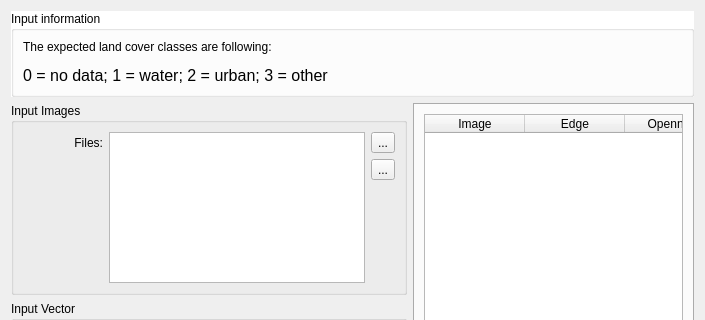
Above: src/terralib_mod_growth_qt/ui/ReclassifyWidgetForm.ui from ericabreu82/urban_analysis before the change; both pictures show x 0 to 705 and y 0 to 320 of the 705 by 565 pixel window. Below: the same form after it.
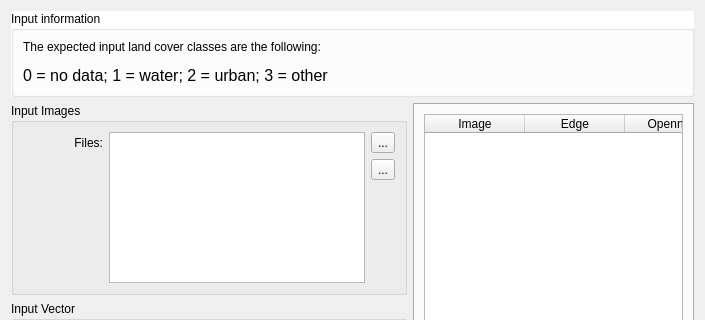
That is the form after the change.

Patch:
```diff
--- a/src/terralib_mod_growth_qt/ui/ReclassifyWidgetForm.ui
+++ b/src/terralib_mod_growth_qt/ui/ReclassifyWidgetForm.ui
@@ -92,7 +92,7 @@
         <item row="0" column="0">
          <widget class="QLabel" name="label">
           <property name="text">
-           <string>&lt;html&gt;&lt;head/&gt;&lt;body&gt;&lt;p&gt;The expected land cover classes are following:&lt;/p&gt;&lt;p&gt;&lt;span style=&quot; font-size:12pt;&quot;&gt;0 = no data; 1 = water; 2 = urban; 3 = other&lt;/span&gt;&lt;/p&gt;&lt;/body&gt;&lt;/html&gt;</string>
+           <string>&lt;html&gt;&lt;head/&gt;&lt;body&gt;&lt;p&gt;The expected input land cover classes are the following:&lt;/p&gt;&lt;p&gt;&lt;span style=&quot; font-size:12pt;&quot;&gt;0 = no data; 1 = water; 2 = urban; 3 = other&lt;/span&gt;&lt;/p&gt;&lt;/body&gt;&lt;/html&gt;</string>
           </property>
          </widget>
         </item>
```
Left out of the diff: 3 changed lines with no effect on the pictures.
